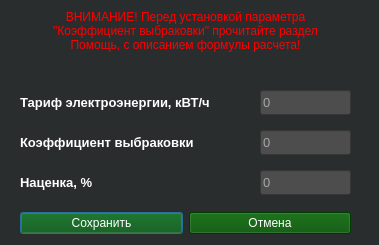
Ranzo/Calc3d_by_Risen, file src/view/ui/printer_settings.ui: the form before one commit.
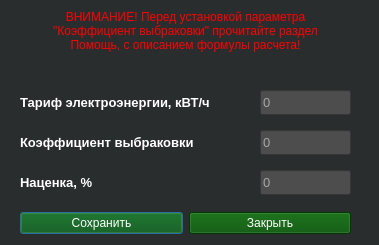
The form after the commit. Icons and pictures are not drawn.

What changed in the file:
```diff
--- a/src/view/ui/printer_settings.ui
+++ b/src/view/ui/printer_settings.ui
@@ -201,7 +201,7 @@
               <string notr="true">background-color: rgb(0, 80, 0);</string>
             </property>
             <property name="text">
-              <string>Отмена</string>
+              <string>Закрыть</string>
             </property>
           </widget>
         </item>
```
